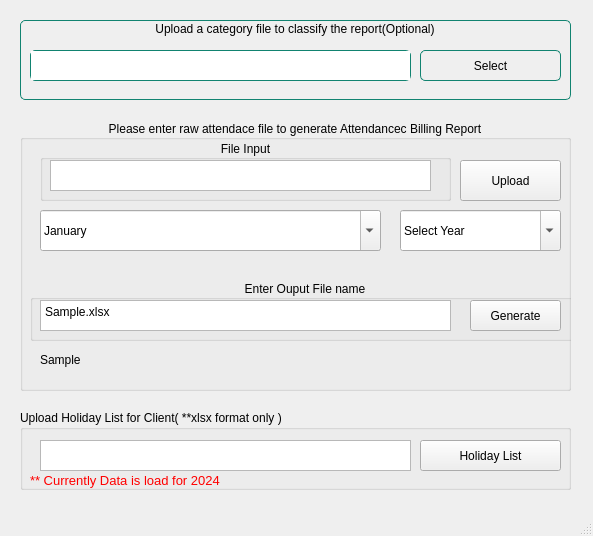
Qt form Billing.ui (vimit12/Transfer) before a commit.
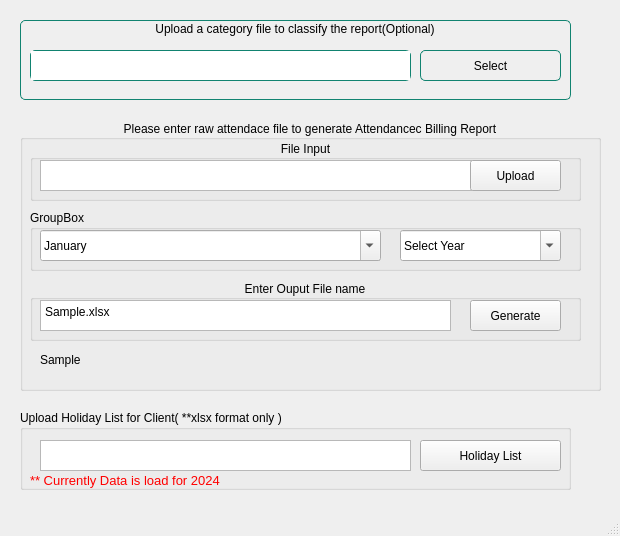
The same form after that commit. Icons and pictures are not drawn.

```diff
--- a/Billing.ui
+++ b/Billing.ui
@@ -6,7 +6,7 @@
    <rect>
     <x>0</x>
     <y>0</y>
-    <width>593</width>
+    <width>620</width>
     <height>536</height>
    </rect>
   </property>
@@ -43,7 +43,7 @@
      <rect>
       <x>20</x>
       <y>120</y>
-      <width>551</width>
+      <width>581</width>
       <height>271</height>
      </rect>
     </property>
@@ -67,26 +67,6 @@
     <property name="checkable">
      <bool>false</bool>
     </property>
-    <widget class="QPushButton" name="pushButton">
-     <property name="geometry">
-      <rect>
-       <x>440</x>
-       <y>40</y>
-       <width>101</width>
-       <height>41</height>
-      </rect>
-     </property>
-     <property name="toolTip">
-      <string/>
-     </property>
-     <property name="text">
-      <string>Upload</string>
-     </property>
-     <property name="icon">
-      <iconset theme="folder">
-       <normaloff>.</normaloff>.</iconset>
-     </property>
-    </widget>
     <widget class="QGroupBox" name="outputFileBox">
      <property name="geometry">
       <rect>
@@ -135,9 +115,9 @@
     <widget class="QGroupBox" name="fileInputBox">
      <property name="geometry">
       <rect>
-       <x>20</x>
+       <x>10</x>
        <y>20</y>
-       <width>411</width>
+       <width>551</width>
        <height>61</height>
       </rect>
      </property>
@@ -155,7 +135,7 @@
        <rect>
         <x>10</x>
         <y>20</y>
-        <width>381</width>
+        <width>441</width>
         <height>31</height>
        </rect>
       </property>
@@ -163,6 +143,26 @@
        <bool>false</bool>
       </property>
      </widget>
+     <widget class="QPushButton" name="pushButton">
+      <property name="geometry">
+       <rect>
+        <x>440</x>
+        <y>20</y>
+        <width>91</width>
+        <height>31</height>
+       </rect>
+      </property>
+      <property name="toolTip">
+       <string/>
+      </property>
+      <property name="text">
+       <string>Upload</string>
+      </property>
+      <property name="icon">
+       <iconset theme="folder">
+        <normaloff>.</normaloff>.</iconset>
+      </property>
+     </widget>
     </widget>
     <widget class="QLabel" name="error_msg">
      <property name="geometry">
@@ -180,13 +180,25 @@
       <string>Sample</string>
      </property>
     </widget>
+    <widget class="QGroupBox" name="groupBox_2">
+     <property name="geometry">
+      <rect>
+       <x>10</x>
+       <y>90</y>
+       <width>551</width>
+       <height>61</height>
+      </rect>
+     </property>
+     <property name="title">
+      <string>GroupBox</string>
+     </property>
     <widget class="QComboBox" name="monthBox">
      <property name="geometry">
       <rect>
-       <x>20</x>
-       <y>90</y>
+        <x>10</x>
+        <y>20</y>
        <width>341</width>
-       <height>41</height>
+        <height>31</height>
       </rect>
      </property>
      <property name="editable">
@@ -259,10 +271,10 @@
     <widget class="QComboBox" name="yearBox">
      <property name="geometry">
       <rect>
-       <x>380</x>
-       <y>90</y>
+        <x>370</x>
+        <y>20</y>
        <width>161</width>
-       <height>41</height>
+        <height>31</height>
       </rect>
      </property>
      <property name="editable">
@@ -271,6 +283,7 @@
      <property name="currentText">
       <string>Select Year</string>
      </property>
+     </widget>
     </widget>
    </widget>
    <widget class="QGroupBox" name="categoryBox">
```
Left out of the diff: 2 changed lines with no effect on the pictures. Lines whose indentation alone changed are shown as unchanged.
